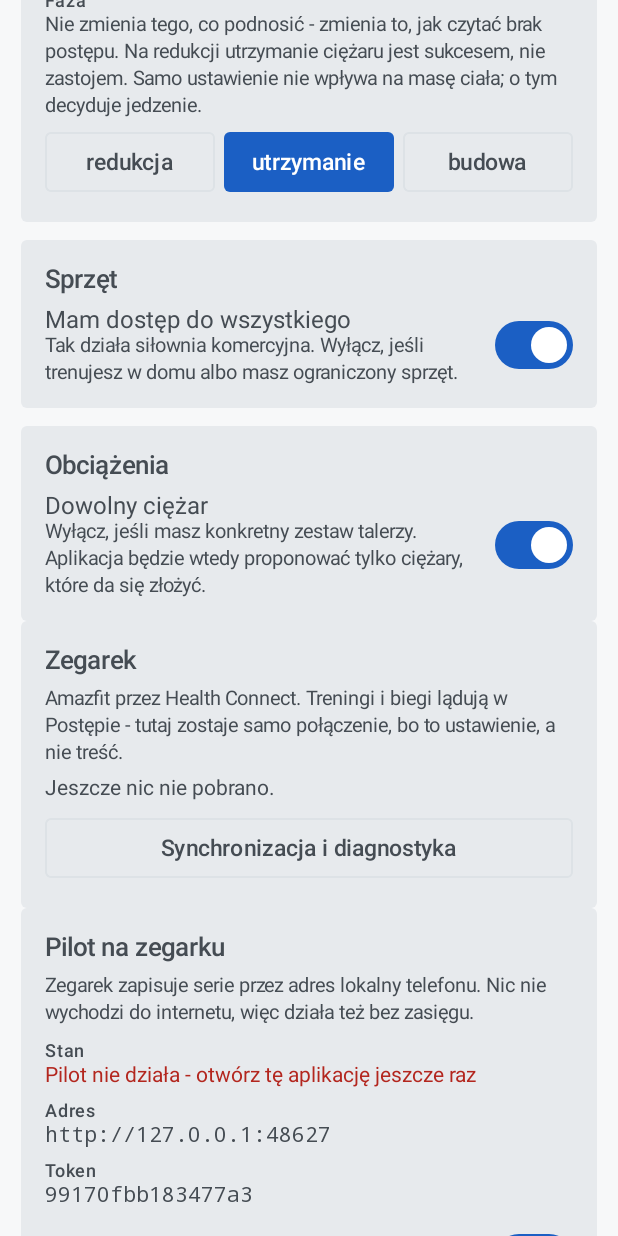
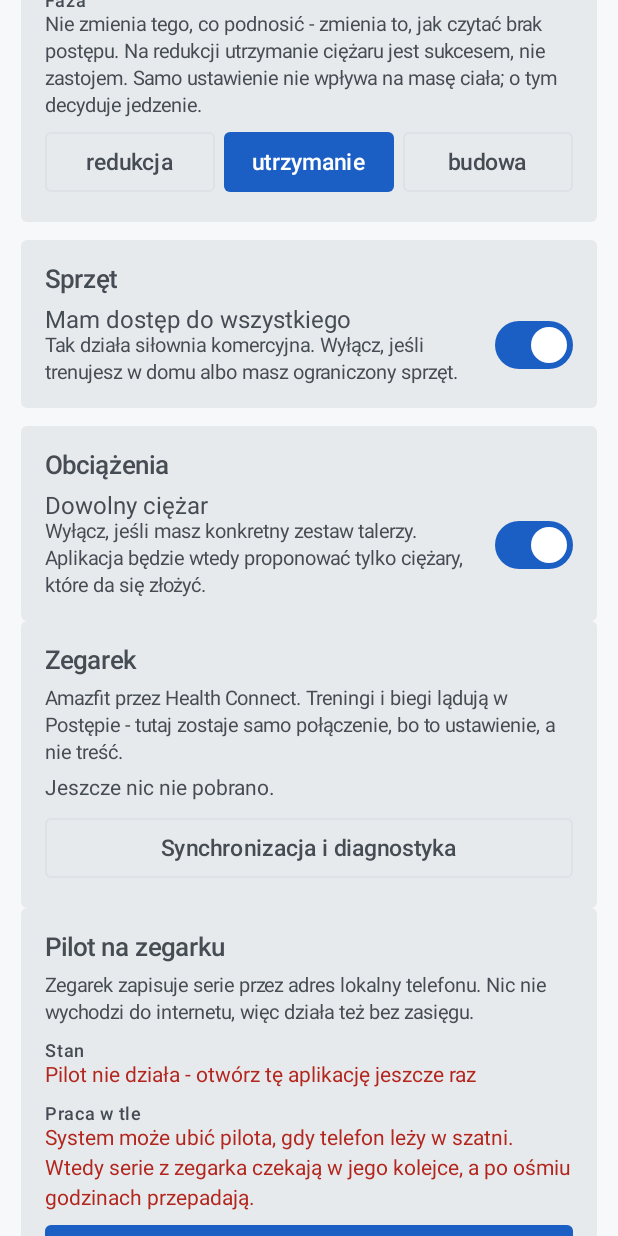
Before and after one commit to kubab96/GymBro, an Android app built with Jetpack Compose: the composable ProfileScreen shown on its own in the app's theme, scrolled down 576 dp, on a phone screen of 412 x 824 dp. Run offline under Robolectric (Android 15) with nearby library versions, the phone set to English and light mode, and no system bars.

Commit message:
Pilot prosi o prawo do pracy w tle
Trening z 02.11 nie zsynchronizowal sie wcale. Przyczyna nie byla
w kodzie: WatchLinkService nie dzialal, a wstal dopiero wtedy, gdy
aplikacja zostala otwarta recznie - osiemnascie serii czekalo w kolejce
zegarka ponad godzine i zmiescilo sie w osmiu godzinach tylko przypadkiem.

Usluga pierwszoplanowa ze START_STICKY wystarcza w czystym Androidzie
i nie wystarcza na HyperOS: bez wyjatku od oszczedzania baterii system
ubija ja po kilkunastu minutach z wygaszonym ekranem, czyli dokladnie
wtedy, gdy telefon lezy w szatni. Aplikacja Zepp ten wyjatek miala,
GymBro nie.

Profil pokazuje teraz dwa stany zamiast jednego. "Pilot dziala" mowi
prawde tylko o tej chwili - dopoki system ma prawo go ubic, nie mowi nic
o najblizszej godzinie. Drugi stan mowi wprost, ze serie z zegarka beda
wtedy czekac w jego kolejce, a po osmiu godzinach przepadna, i daje
przycisk prowadzacy do systemowego okna.

Prosto do okna, a nie do listy ustawien: droga przez ustawienia ma na
tym telefonie piec krokow i trzy rozne nazwy tej samej opcji. Gdyby
producent okna nie mial, zostaje ekran z lista aplikacji.

Uprawnienie samo niczego nie wlacza - pozwala tylko pokazac pytanie,
a odpowiada na nie uzytkownik.

```diff
--- a/GymBro/app/src/main/java/pl/gymbro/net/WatchLinkService.kt
+++ b/GymBro/app/src/main/java/pl/gymbro/net/WatchLinkService.kt
@@ -8,8 +8,11 @@ import android.app.Service
 import android.content.Context
 import android.content.Intent
 import android.content.pm.ServiceInfo
+import android.net.Uri
 import android.os.Build
 import android.os.IBinder
+import android.os.PowerManager
+import android.provider.Settings
 import android.util.Log
 import pl.gymbro.MainActivity
 import java.security.SecureRandom
@@ -195,6 +198,39 @@ class WatchLinkService : Service() {
         }
 
         /**
+         * Czy system obiecał nie ubijać tej aplikacji w tle.
+         *
+         * Usługa pierwszoplanowa ze `START_STICKY` wystarcza w czystym
+         * Androidzie i nie wystarcza na HyperOS: bez tego wyjątku usługa
+         * ginie po kilkunastu minutach z wygaszonym ekranem, czyli dokładnie
+         * wtedy, gdy telefon leży w szatni. Trening 02.11 nie dojechał
+         * właśnie dlatego - zegarek nadawał w próżnię, a telefon nie miał
+         * jak powiedzieć, że przestał słuchać.
+         */
+        fun batteryUnrestricted(context: Context): Boolean {
+            val pm = context.getSystemService(Context.POWER_SERVICE) as? PowerManager
+                ?: return true
+            return pm.isIgnoringBatteryOptimizations(context.packageName)
+        }
+
+        /**
+         * Systemowe okno z pytaniem o ten wyjątek.
+         *
+         * Prosto do okna, a nie do listy ustawień: droga przez ustawienia
+         * ma na tym telefonie pięć kroków i trzy różne nazwy tej samej opcji.
+         * Gdyby producent okna nie miał, zostaje ekran z listą aplikacji.
+         */
+        fun askBattery(context: Context) {
+            val wprost = Intent(Settings.ACTION_REQUEST_IGNORE_BATTERY_OPTIMIZATIONS)
+                .setData(Uri.parse("package:${context.packageName}"))
+                .addFlags(Intent.FLAG_ACTIVITY_NEW_TASK)
+            val zapasowy = Intent(Settings.ACTION_IGNORE_BATTERY_OPTIMIZATION_SETTINGS)
+                .addFlags(Intent.FLAG_ACTIVITY_NEW_TASK)
+            runCatching { context.startActivity(wprost) }
+                .recoverCatching { context.startActivity(zapasowy) }
+        }
+
+        /**
          * Hasło, którym zegarek potwierdza, że to on.
          *
          * Serwer stoi na pętli zwrotnej, więc z sieci nikt się nie dobije - ale
--- a/GymBro/app/src/main/java/pl/gymbro/ui/ProfileScreen.kt
+++ b/GymBro/app/src/main/java/pl/gymbro/ui/ProfileScreen.kt
@@ -95,6 +95,10 @@ fun ProfileScreen() {
     val linkToken = remember { WatchLinkService.tokenOf(context) }
     var linkAlways by remember { mutableStateOf(WatchLinkService.always(context)) }
     var linkListening by remember { mutableStateOf(WatchLinkService.listening) }
+    // Czytane przy każdym wejściu w zakładkę, nie raz: zgodę daje się
+    // w systemowym oknie, czyli poza aplikacją, i po powrocie stan ma
+    // się zgadzać bez zamykania całości.
+    var batteryFree by remember { mutableStateOf(WatchLinkService.batteryUnrestricted(context)) }
     val mainHandler = remember { android.os.Handler(android.os.Looper.getMainLooper()) }
 
     suspend fun reloadInventory() {
@@ -120,6 +124,8 @@ fun ProfileScreen() {
     // które zmieniasz tylko tutaj, więc tamto wystarczy wczytać raz.
     LaunchedEffect(Refresh.version) {
         counts = withContext(Dispatchers.IO) { sessions.historyCounts() }
+        batteryFree = WatchLinkService.batteryUnrestricted(context)
+        linkListening = WatchLinkService.listening
     }
 
     fun persist(updated: UserProfile) {
@@ -491,6 +497,31 @@ fun ProfileScreen() {
                 color = if (linkListening) MaterialTheme.colorScheme.onSurface
                 else MaterialTheme.colorScheme.error
             )
+            // Drugi stan, osobny od pierwszego i ważniejszy, niż wygląda:
+            // pilot może działać teraz i zginąć za kwadrans. Dopóki system
+            // ma prawo go ubić, "Pilot działa" mówi prawdę tylko o tej chwili.
+            Spacer(Modifier.height(10.dp))
+            Text("Praca w tle", style = MaterialTheme.typography.labelMedium)
+            if (batteryFree) {
+                Text(
+                    "Bez ograniczeń - pilot przeżyje wygaszony ekran",
+                    style = MaterialTheme.typography.bodyMedium
+                )
+            } else {
+                Text(
+                    "System może ubić pilota, gdy telefon leży w szatni. " +
+                        "Wtedy serie z zegarka czekają w jego kolejce, a po " +
+                        "ośmiu godzinach przepadają.",
+                    style = MaterialTheme.typography.bodyMedium,
+                    color = MaterialTheme.colorScheme.error
+                )
+                Spacer(Modifier.height(6.dp))
+                Button(
+                    onClick = { WatchLinkService.askBattery(context) },
+                    modifier = Modifier.fillMaxWidth()
+                ) { Text("Pozwól pracować w tle") }
+            }
+
             Spacer(Modifier.height(8.dp))
             Text("Adres", style = MaterialTheme.typography.labelMedium)
             Text(
@@ -564,8 +595,10 @@ fun ProfileScreen() {
         // jedynym miejscem, gdzie nie przeszkadza przy codziennym użyciu.
         Text(
             "Dane o produktach pochodzą z Open Food Facts i są udostępniane " +
-                "na licencji Open Database License (ODbL). Produkty podstawowe " +
-                "i wpisane ręcznie są własne.",
+                "na licencji Open Database License (ODbL). Pieczywo, nabiał, " +
+                "warzywa i wędliny bez kodu kreskowego pochodzą z tabel " +
+                "opublikowanych przez sklepy - Biedronkę i Frisco.pl. " +
+                "Produkty podstawowe i wpisane ręcznie są własne.",
             style = MaterialTheme.typography.bodySmall,
             color = MaterialTheme.colorScheme.onSurfaceVariant
         )
```
Also changed, not shown: GymBro/app/src/main/AndroidManifest.xml (+7 -0 lines).
